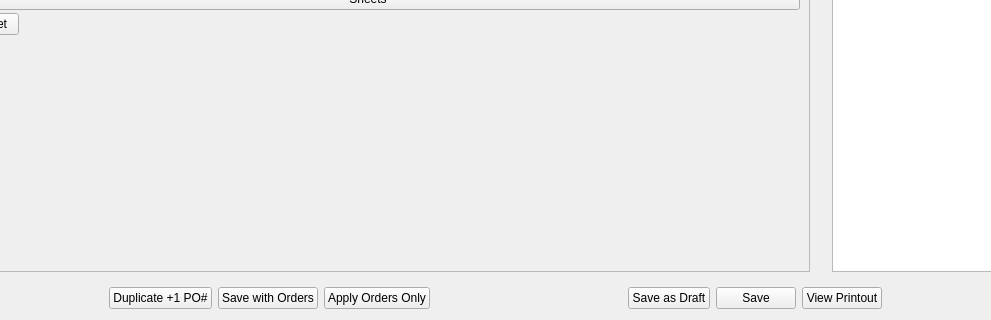
This is ui/dialogs/purchase_order_dialog.ui in TheCodingJsoftware/Invigo as Qt 5 draws it before an edit; both pictures show x 94 to 1085 and y 316 to 636 of the 1356 by 636 pixel window. The edited form follows.
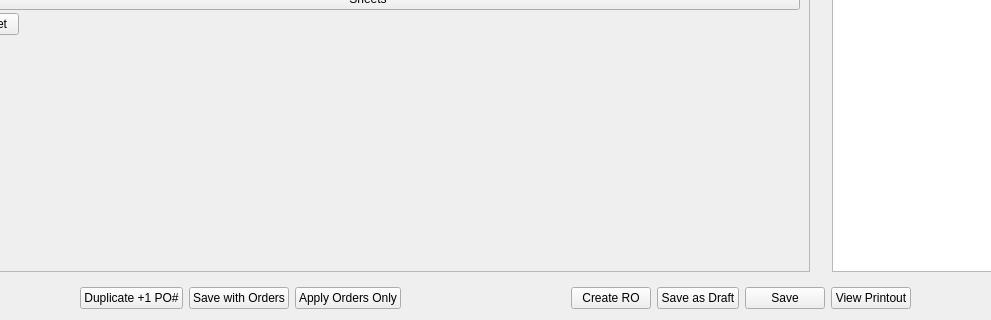
This is the edited form.

The edit to the form file:
```diff
--- a/ui/dialogs/purchase_order_dialog.ui
+++ b/ui/dialogs/purchase_order_dialog.ui
@@ -527,6 +527,13 @@
        </property>
       </spacer>
      </item>
+     <item>
+      <widget class="QPushButton" name="pushButton_create_ro">
+       <property name="text">
+        <string>Create RO</string>
+       </property>
+      </widget>
+     </item>
      <item>
       <widget class="QPushButton" name="pushButton_save_as_draft">
        <property name="text">
```
Left out of the diff: 4 changed lines with no effect on the pictures.
